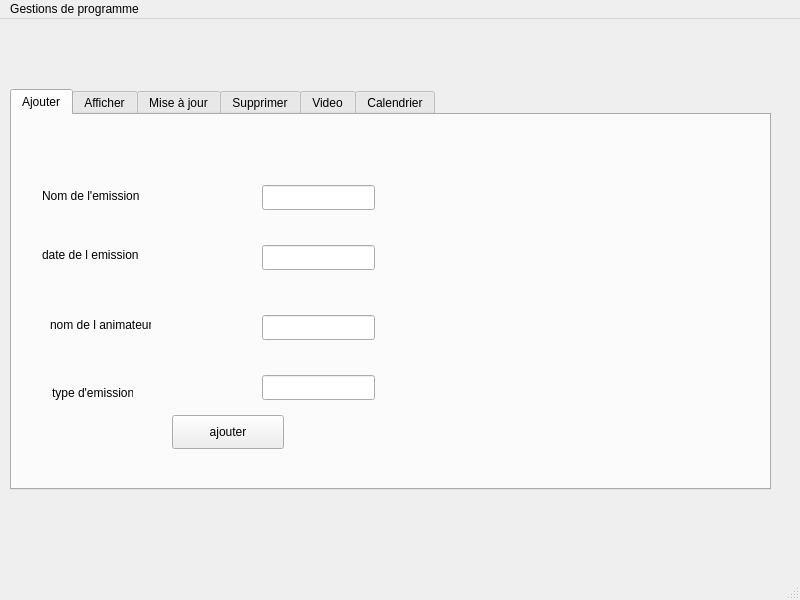
This is mainwindow.ui in khalilayarii/smart-radio-2A32 as Qt 5 draws it before an edit. The edited form follows.
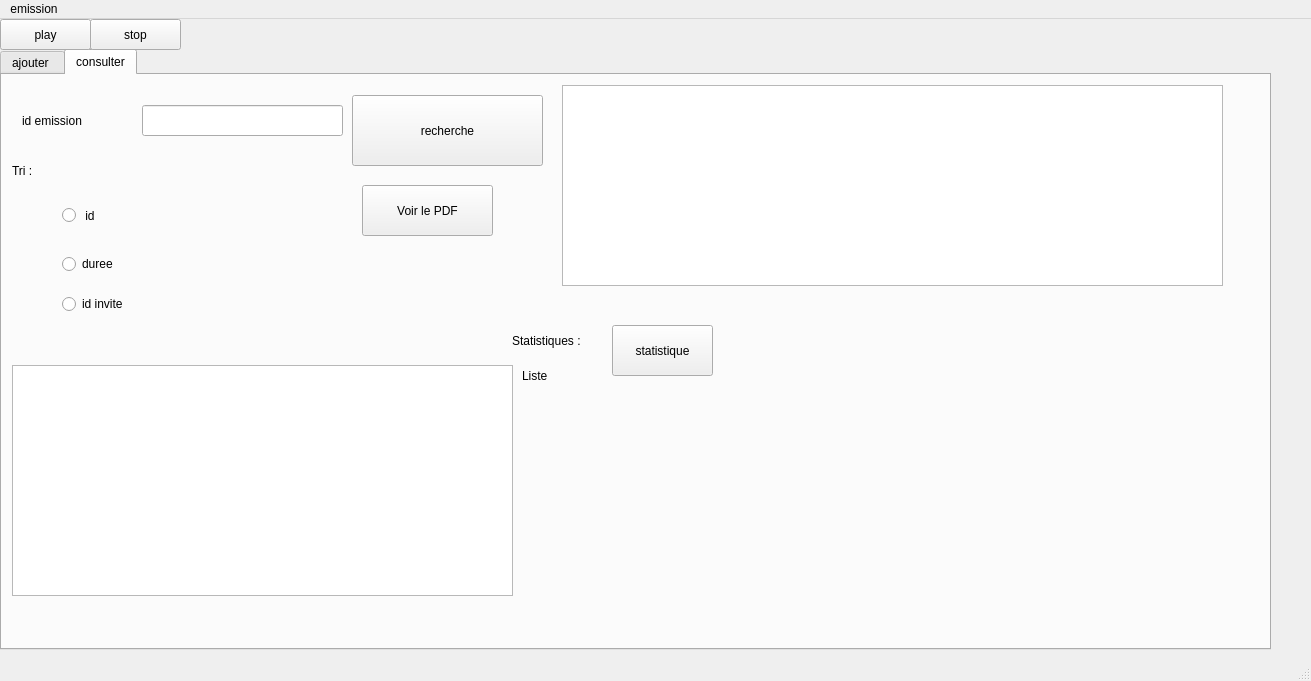
This is the edited form. The open tabs and pages were chosen to show the change.

What changed in the file:
```diff
--- a/mainwindow.ui
+++ b/mainwindow.ui
@@ -6,427 +6,439 @@
    <rect>
     <x>0</x>
     <y>0</y>
-    <width>800</width>
-    <height>600</height>
+    <width>1311</width>
+    <height>681</height>
    </rect>
   </property>
   <property name="windowTitle">
    <string>MainWindow</string>
   </property>
   <widget class="QWidget" name="centralwidget">
-   <widget class="QTabWidget" name="tabWidget">
+   <widget class="QTabWidget" name="affichage">
     <property name="geometry">
      <rect>
-      <x>10</x>
-      <y>70</y>
-      <width>761</width>
-      <height>401</height>
+      <x>0</x>
+      <y>30</y>
+      <width>1271</width>
+      <height>601</height>
      </rect>
     </property>
     <property name="currentIndex">
      <number>1</number>
     </property>
-    <widget class="QWidget" name="tab">
+    <widget class="QWidget" name="ajouter">
      <attribute name="title">
-      <string>Ajouter</string>
+      <string>ajouter </string>
      </attribute>
      <widget class="QLabel" name="label">
       <property name="geometry">
        <rect>
-        <x>30</x>
-        <y>70</y>
-        <width>141</width>
-        <height>21</height>
+        <x>10</x>
+        <y>60</y>
+        <width>91</width>
+        <height>31</height>
        </rect>
       </property>
       <property name="text">
-       <string>Nom de l'emission</string>
+       <string>Nom de l'émission :</string>
       </property>
      </widget>
      <widget class="QLabel" name="label_2">
       <property name="geometry">
        <rect>
-        <x>30</x>
-        <y>130</y>
-        <width>161</width>
-        <height>20</height>
+        <x>10</x>
+        <y>70</y>
+        <width>81</width>
+        <height>21</height>
        </rect>
       </property>
       <property name="text">
-       <string>date de l emission</string>
+       <string/>
       </property>
      </widget>
      <widget class="QLabel" name="label_3">
       <property name="geometry">
        <rect>
-        <x>38</x>
-        <y>200</y>
-        <width>101</width>
-        <height>20</height>
+        <x>10</x>
+        <y>100</y>
+        <width>71</width>
+        <height>31</height>
        </rect>
       </property>
       <property name="text">
-       <string>nom de l animateur</string>
+       <string>Temps par h :</string>
       </property>
      </widget>
-     <widget class="QLineEdit" name="le_nomE">
+     <widget class="QLabel" name="label_4">
       <property name="geometry">
        <rect>
-        <x>250</x>
-        <y>70</y>
-        <width>113</width>
-        <height>25</height>
-       </rect>
-      </property>
-     </widget>
-     <widget class="QLineEdit" name="le_date">
-      <property name="geometry">
-       <rect>
-        <x>250</x>
+        <x>10</x>
         <y>130</y>
-        <width>113</width>
-        <height>25</height>
-       </rect>
-      </property>
-     </widget>
-     <widget class="QLineEdit" name="le_nomA">
-      <property name="geometry">
-       <rect>
-        <x>250</x>
-        <y>200</y>
-        <width>113</width>
-        <height>25</height>
-       </rect>
-      </property>
-     </widget>
-     <widget class="QPushButton" name="ajouter">
-      <property name="geometry">
-       <rect>
-        <x>160</x>
-        <y>300</y>
-        <width>112</width>
-        <height>34</height>
+        <width>71</width>
+        <height>41</height>
        </rect>
       </property>
       <property name="text">
-       <string>ajouter</string>
-      </property>
-     </widget>
-     <widget class="QLineEdit" name="le_typeA">
-      <property name="geometry">
-       <rect>
-        <x>250</x>
-        <y>260</y>
-        <width>113</width>
-        <height>25</height>
-       </rect>
+       <string>Les invités :</string>
       </property>
      </widget>
      <widget class="QLabel" name="label_5">
       <property name="geometry">
        <rect>
-        <x>40</x>
-        <y>270</y>
-        <width>81</width>
-        <height>16</height>
-       </rect>
-      </property>
-      <property name="text">
-       <string>type d'emission</string>
-      </property>
-     </widget>
-    </widget>
-    <widget class="QWidget" name="tab_3">
-     <attribute name="title">
-      <string>Afficher</string>
-     </attribute>
-     <widget class="QPushButton" name="pushButton_3">
-      <property name="geometry">
-       <rect>
-        <x>150</x>
-        <y>320</y>
-        <width>112</width>
-        <height>34</height>
-       </rect>
-      </property>
-      <property name="text">
-       <string>Valider</string>
-      </property>
-     </widget>
-     <widget class="QTableView" name="tab_programme">
-      <property name="geometry">
-       <rect>
-        <x>10</x>
-        <y>21</y>
-        <width>431</width>
-        <height>211</height>
-       </rect>
-      </property>
-     </widget>
-    </widget>
-    <widget class="QWidget" name="tab_4">
-     <attribute name="title">
-      <string>Mise à jour</string>
-     </attribute>
-     <widget class="QLabel" name="label_10">
-      <property name="geometry">
-       <rect>
-        <x>60</x>
-        <y>80</y>
-        <width>101</width>
-        <height>20</height>
-       </rect>
-      </property>
-      <property name="text">
-       <string>nom de l emission</string>
-      </property>
-     </widget>
-     <widget class="QLabel" name="label_11">
-      <property name="geometry">
-       <rect>
-        <x>60</x>
+        <x>20</x>
         <y>170</y>
+        <width>51</width>
+        <height>51</height>
+       </rect>
+      </property>
+      <property name="text">
+       <string>Le jour :</string>
+      </property>
+     </widget>
+     <widget class="QLineEdit" name="lnom_emission">
+      <property name="geometry">
+       <rect>
+        <x>110</x>
+        <y>60</y>
+        <width>201</width>
+        <height>31</height>
+       </rect>
+      </property>
+     </widget>
+     <widget class="QLineEdit" name="ltemps">
+      <property name="geometry">
+       <rect>
+        <x>110</x>
+        <y>100</y>
+        <width>201</width>
+        <height>31</height>
+       </rect>
+      </property>
+     </widget>
+     <widget class="QLineEdit" name="lidinvite">
+      <property name="geometry">
+       <rect>
+        <x>110</x>
+        <y>140</y>
+        <width>201</width>
+        <height>31</height>
+       </rect>
+      </property>
+     </widget>
+     <widget class="QLineEdit" name="ljour">
+      <property name="geometry">
+       <rect>
+        <x>110</x>
+        <y>180</y>
+        <width>201</width>
+        <height>31</height>
+       </rect>
+      </property>
+     </widget>
+     <widget class="QPushButton" name="pB_ajouter">
+      <property name="geometry">
+       <rect>
+        <x>20</x>
+        <y>300</y>
         <width>211</width>
-        <height>20</height>
+        <height>61</height>
        </rect>
       </property>
       <property name="text">
-       <string>date et heure  à modifier</string>
+       <string>Ajouter</string>
       </property>
      </widget>
-     <widget class="QLabel" name="label_12">
+     <widget class="QPushButton" name="modifer">
       <property name="geometry">
        <rect>
-        <x>60</x>
-        <y>260</y>
-        <width>241</width>
-        <height>20</height>
+        <x>250</x>
+        <y>300</y>
+        <width>201</width>
+        <height>51</height>
        </rect>
       </property>
       <property name="text">
-       <string>l animateur  à modifier</string>
+       <string>Modifier</string>
       </property>
      </widget>
-     <widget class="QLineEdit" name="lineEdit_10">
+     <widget class="QLineEdit" name="lidemission">
       <property name="geometry">
        <rect>
-        <x>310</x>
-        <y>80</y>
-        <width>113</width>
-        <height>25</height>
+        <x>110</x>
+        <y>20</y>
+        <width>201</width>
+        <height>31</height>
        </rect>
       </property>
      </widget>
-     <widget class="QLineEdit" name="lineEdit_11">
+     <widget class="QLabel" name="label_6">
       <property name="geometry">
        <rect>
-        <x>310</x>
-        <y>170</y>
-        <width>113</width>
-        <height>25</height>
+        <x>10</x>
+        <y>20</y>
+        <width>91</width>
+        <height>31</height>
        </rect>
       </property>
+      <property name="text">
+       <string>Idemission :</string>
+      </property>
      </widget>
-     <widget class="QLineEdit" name="lineEdit_12">
+     <widget class="QTableView" name="tab_emission">
       <property name="geometry">
        <rect>
-        <x>310</x>
-        <y>260</y>
-        <width>113</width>
-        <height>25</height>
+        <x>540</x>
+        <y>0</y>
+        <width>741</width>
+        <height>581</height>
        </rect>
       </property>
      </widget>
-     <widget class="QPushButton" name="pushButton_2">
+     <widget class="QPushButton" name="detett">
       <property name="geometry">
        <rect>
-        <x>160</x>
-        <y>320</y>
-        <width>112</width>
-        <height>34</height>
+        <x>40</x>
+        <y>450</y>
+        <width>191</width>
+        <height>41</height>
        </rect>
       </property>
       <property name="text">
-       <string>Valider</string>
+       <string>delete</string>
+      </property>
+     </widget>
+     <widget class="QLabel" name="label_26">
+      <property name="geometry">
+       <rect>
+        <x>260</x>
+        <y>460</y>
+        <width>101</width>
+        <height>31</height>
+       </rect>
+      </property>
+      <property name="text">
+       <string>id emission</string>
+      </property>
+     </widget>
+     <widget class="QLineEdit" name="lineEdit_29">
+      <property name="geometry">
+       <rect>
+        <x>330</x>
+        <y>460</y>
+        <width>201</width>
+        <height>31</height>
+       </rect>
       </property>
      </widget>
     </widget>
-    <widget class="QWidget" name="tab_2">
+    <widget class="QWidget" name="tab">
      <attribute name="title">
-      <string>Supprimer</string>
+      <string>consulter</string>
      </attribute>
-     <widget class="QLabel" name="label_13">
+     <widget class="QLabel" name="label_21">
       <property name="geometry">
        <rect>
-        <x>30</x>
-        <y>60</y>
+        <x>20</x>
+        <y>30</y>
+        <width>71</width>
+        <height>31</height>
+       </rect>
+      </property>
+      <property name="text">
+       <string>id emission</string>
+      </property>
+     </widget>
+     <widget class="QLineEdit" name="lidemission1">
+      <property name="geometry">
+       <rect>
+        <x>140</x>
+        <y>30</y>
+        <width>201</width>
+        <height>31</height>
+       </rect>
+      </property>
+     </widget>
+     <widget class="QRadioButton" name="Lid">
+      <property name="geometry">
+       <rect>
+        <x>60</x>
+        <y>120</y>
+        <width>141</width>
+        <height>41</height>
+       </rect>
+      </property>
+      <property name="text">
+       <string> id</string>
+      </property>
+     </widget>
+     <widget class="QRadioButton" name="lduree1">
+      <property name="geometry">
+       <rect>
+        <x>60</x>
+        <y>180</y>
+        <width>83</width>
+        <height>18</height>
+       </rect>
+      </property>
+      <property name="text">
+       <string>duree</string>
+      </property>
+     </widget>
+     <widget class="QPushButton" name="pdf">
+      <property name="geometry">
+       <rect>
+        <x>360</x>
+        <y>110</y>
         <width>131</width>
-        <height>20</height>
+        <height>51</height>
        </rect>
       </property>
       <property name="text">
-       <string>Emission à supprimer</string>
+       <string>Voir le PDF</string>
       </property>
      </widget>
-     <widget class="QLineEdit" name="lineEdit_13">
+     <widget class="QLabel" name="label_18">
       <property name="geometry">
        <rect>
-        <x>280</x>
-        <y>50</y>
-        <width>113</width>
-        <height>25</height>
+        <x>10</x>
+        <y>80</y>
+        <width>41</width>
+        <height>31</height>
        </rect>
       </property>
-     </widget>
-     <widget class="QPushButton" name="pushButton">
-      <property name="geometry">
-       <rect>
-        <x>160</x>
-        <y>310</y>
-        <width>112</width>
-        <height>34</height>
-       </rect>
-      </property>
       <property name="text">
-       <string>Valider</string>
+       <string>Tri : </string>
       </property>
      </widget>
-    </widget>
-    <widget class="QWidget" name="tab_5">
-     <attribute name="title">
-      <string>Video</string>
-     </attribute>
-     <widget class="QLabel" name="label_4">
+     <widget class="QLabel" name="label_20">
       <property name="geometry">
        <rect>
-        <x>50</x>
-        <y>70</y>
-        <width>81</width>
-        <height>20</height>
+        <x>510</x>
+        <y>250</y>
+        <width>91</width>
+        <height>31</height>
        </rect>
       </property>
       <property name="text">
-       <string>Video a ajouter</string>
+       <string>Statistiques :</string>
       </property>
      </widget>
-     <widget class="QLineEdit" name="lineEdit_4">
+     <widget class="QLabel" name="label_31">
       <property name="geometry">
        <rect>
-        <x>220</x>
-        <y>60</y>
-        <width>113</width>
-        <height>25</height>
+        <x>520</x>
+        <y>280</y>
+        <width>101</width>
+        <height>41</height>
        </rect>
       </property>
-     </widget>
-     <widget class="QPushButton" name="pushButton_5">
-      <property name="geometry">
-       <rect>
-        <x>270</x>
-        <y>320</y>
-        <width>112</width>
-        <height>34</height>
-       </rect>
-      </property>
       <property name="text">
-       <string>Valider</string>
+       <string>Liste</string>
       </property>
      </widget>
-    </widget>
-    <widget class="QWidget" name="tab_6">
-     <attribute name="title">
-      <string>Calendrier</string>
-     </attribute>
-     <widget class="QLabel" name="label_19">
+     <widget class="QPushButton" name="recherche">
       <property name="geometry">
        <rect>
-        <x>50</x>
-        <y>30</y>
-        <width>91</width>
-        <height>20</height>
+        <x>350</x>
+        <y>20</y>
+        <width>191</width>
+        <height>71</height>
        </rect>
       </property>
       <property name="text">
-       <string>nom de l emission </string>
+       <string>recherche</string>
       </property>
      </widget>
-     <widget class="QLabel" name="label_22">
+     <widget class="QRadioButton" name="ltriidinvite">
       <property name="geometry">
        <rect>
-        <x>20</x>
-        <y>270</y>
-        <width>141</width>
-        <height>31</height>
+        <x>60</x>
+        <y>220</y>
+        <width>83</width>
+        <height>18</height>
        </rect>
       </property>
       <property name="text">
-       <string/>
+       <string>id invite</string>
       </property>
      </widget>
-     <widget class="QLineEdit" name="lineEdit_16">
+     <widget class="QTableView" name="tab_chercher">
       <property name="geometry">
        <rect>
-        <x>190</x>
-        <y>30</y>
-        <width>113</width>
-        <height>25</height>
+        <x>560</x>
+        <y>10</y>
+        <width>661</width>
+        <height>201</height>
        </rect>
       </property>
      </widget>
-     <widget class="QPushButton" name="pushButton_6">
+     <widget class="QTableView" name="tab_tri">
       <property name="geometry">
        <rect>
-        <x>440</x>
-        <y>330</y>
-        <width>112</width>
-        <height>34</height>
+        <x>10</x>
+        <y>290</y>
+        <width>501</width>
+        <height>231</height>
        </rect>
       </property>
-      <property name="text">
-       <string>Valider</string>
-      </property>
      </widget>
-     <widget class="QListView" name="listView">
+     <widget class="QPushButton" name="statistique">
       <property name="geometry">
        <rect>
-        <x>40</x>
-        <y>100</y>
-        <width>461</width>
-        <height>141</height>
+        <x>610</x>
+        <y>250</y>
+        <width>101</width>
+        <height>51</height>
        </rect>
       </property>
-     </widget>
-     <widget class="QPushButton" name="pushButton_8">
-      <property name="geometry">
-       <rect>
-        <x>310</x>
-        <y>30</y>
-        <width>91</width>
-        <height>21</height>
-       </rect>
-      </property>
       <property name="text">
-       <string>Rechercher</string>
+       <string>statistique</string>
       </property>
      </widget>
     </widget>
    </widget>
+   <widget class="QPushButton" name="actionplay">
+    <property name="geometry">
+     <rect>
+      <x>0</x>
+      <y>0</y>
+      <width>91</width>
+      <height>31</height>
+     </rect>
+    </property>
+    <property name="text">
+     <string>play</string>
+    </property>
+   </widget>
+   <widget class="QPushButton" name="actionstop">
+    <property name="geometry">
+     <rect>
+      <x>90</x>
+      <y>0</y>
+      <width>91</width>
+      <height>31</height>
+     </rect>
+    </property>
+    <property name="text">
+     <string>stop</string>
+    </property>
+   </widget>
   </widget>
   <widget class="QMenuBar" name="menubar">
    <property name="geometry">
     <rect>
      <x>0</x>
      <y>0</y>
-     <width>800</width>
+     <width>1311</width>
      <height>22</height>
     </rect>
    </property>
-   <widget class="QMenu" name="menuGestions_des_personnels">
+   <widget class="QMenu" name="menuemission">
     <property name="title">
-     <string>Gestions de programme</string>
+     <string>emission</string>
     </property>
    </widget>
-   <addaction name="menuGestions_des_personnels"/>
+   <addaction name="menuemission"/>
   </widget>
   <widget class="QStatusBar" name="statusbar"/>
  </widget>
```
